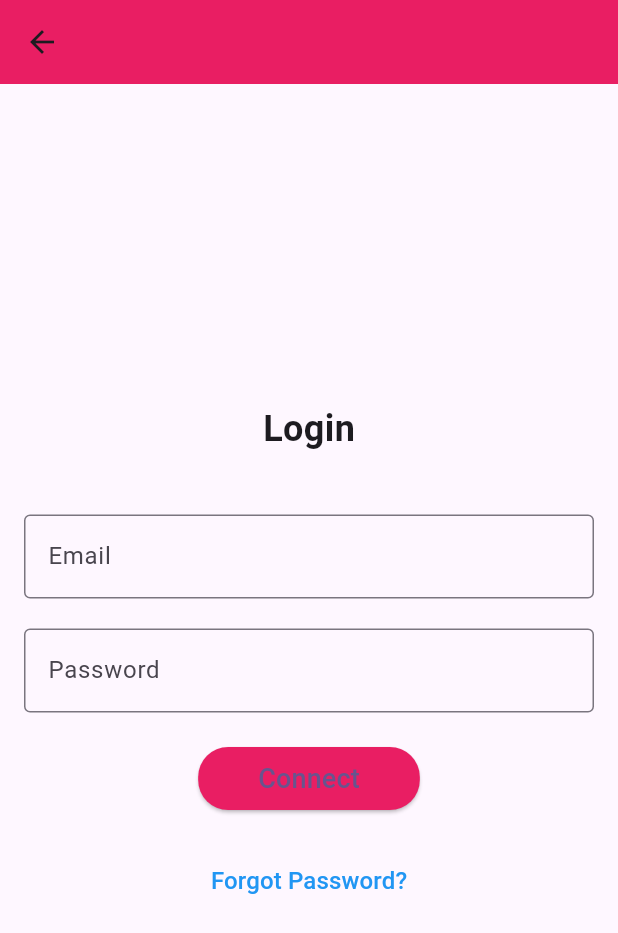
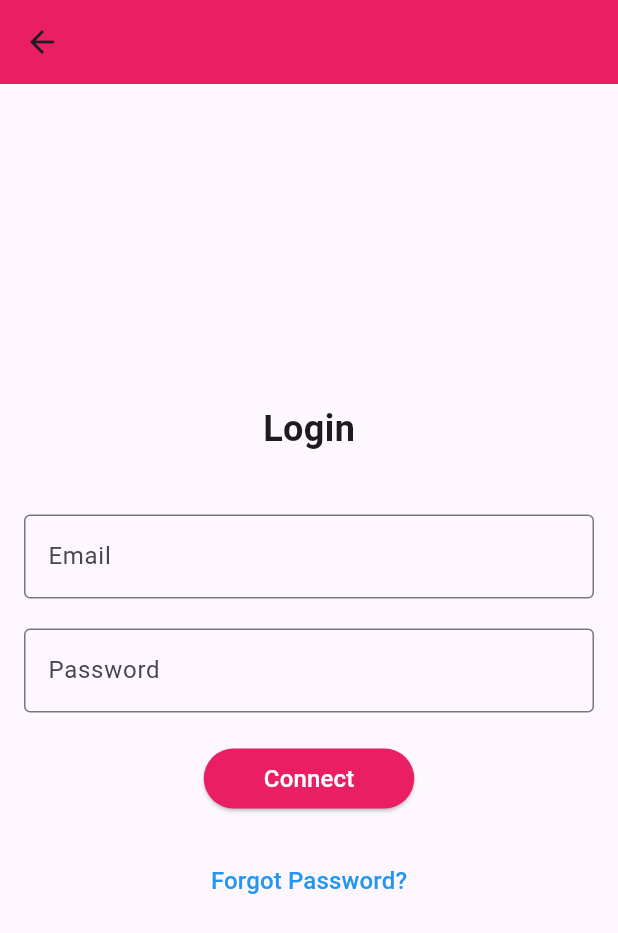
Before and after one commit to siwar630/To_Do_List-Flutter-, a Flutter app: the screen it shows after launch, after a tap on "Login", on a phone screen of 412 x 824 dp. Shown: the top 933 px of the screen. Run offline on Flutter 3.47's test engine with Material 3 defaults, Android fonts, the phone set to English and light mode, and no system bars; our stand-ins replace firebase_auth, firebase_core; accounts and stored records are empty.

Commit message:
Initial commit

```diff
--- a/lib/SignIn.dart
+++ b/lib/SignIn.dart
@@ -1,6 +1,40 @@
 import 'package:flutter/material.dart';
+import 'package:firebase_auth/firebase_auth.dart';
+import 'package:flutter_app/Home.dart';
 
-class SignIn extends StatelessWidget {
+class SignIn extends StatefulWidget {
+  @override
+  _SignInState createState() => _SignInState();
+}
+
+class _SignInState extends State<SignIn> {
+  final FirebaseAuth _auth = FirebaseAuth.instance;
+  final TextEditingController _emailController = TextEditingController();
+  final TextEditingController _passwordController = TextEditingController();
+
+  Future<void> _signInWithEmailAndPassword() async {
+    try {
+      final String email = _emailController.text.trim();
+      final String password = _passwordController.text.trim();
+
+      if (email.isNotEmpty && password.isNotEmpty) {
+        UserCredential userCredential = await _auth.signInWithEmailAndPassword(
+          email: email,
+          password: password,
+        );
+
+        if (userCredential.user != null) {
+          Navigator.pushReplacement(
+            context,
+            MaterialPageRoute(builder: (context) => Home()),
+          );
+        }
+      }
+    } catch (e) {
+      print('Sign-in error: $e');
+    }
+  }
+
   @override
   Widget build(BuildContext context) {
     return Scaffold(
@@ -19,6 +53,7 @@ class SignIn extends StatelessWidget {
             ),
             SizedBox(height: 40),
             TextFormField(
+              controller: _emailController,
               decoration: InputDecoration(
                 labelText: 'Email',
                 border: OutlineInputBorder(),
@@ -26,6 +61,7 @@ class SignIn extends StatelessWidget {
             ),
             SizedBox(height: 20),
             TextFormField(
+              controller: _passwordController,
               decoration: InputDecoration(
                 labelText: 'Password',
                 border: OutlineInputBorder(),
@@ -34,18 +70,16 @@ class SignIn extends StatelessWidget {
             ),
             SizedBox(height: 20),
             ElevatedButton(
-              onPressed: () {
-                // Add login logic here
-              },
+              onPressed: _signInWithEmailAndPassword,
               child: Padding(
                 padding: EdgeInsets.symmetric(horizontal: 16.0, vertical: 8.0),
                 child: Text(
                   'Connect',
-                  style: TextStyle(fontSize: 18),
+                  style: TextStyle(fontSize: 16, color: Colors.white),
                 ),
               ),
               style: ElevatedButton.styleFrom(
-                backgroundColor: Colors.pink, // Modify the color of the "Connect" button here
+                backgroundColor: Colors.pink,
                 shape: RoundedRectangleBorder(
                   borderRadius: BorderRadius.circular(20),
                 ),
@@ -58,7 +92,7 @@ class SignIn extends StatelessWidget {
               },
               child: Text(
                 'Forgot Password?',
-                style: TextStyle(fontSize: 16, color: Colors.blue), // Modify the text color here
+                style: TextStyle(fontSize: 16, color: Colors.blue),
               ),
             ),
           ],
--- a/lib/home.dart
+++ b/lib/home.dart
@@ -6,7 +6,7 @@ class Home extends StatelessWidget {
   Widget build(BuildContext context) {
     return Scaffold(
       appBar: AppBar(
-        title: Text('Welcome'),
+        title: Text('Home'),
         centerTitle: true,
         backgroundColor: Colors.pink,
       ),
@@ -17,8 +17,8 @@ class Home extends StatelessWidget {
             mainAxisAlignment: MainAxisAlignment.center,
             children: [
               Text(
-                '',
-                style: TextStyle(fontSize: 24, fontWeight: FontWeight.bold),
+                'Organize Your Day',
+                style: TextStyle(fontSize: 30, fontWeight: FontWeight.bold),
               ),
               SizedBox(height: 40),
               Image.asset(
@@ -38,7 +38,7 @@ class Home extends StatelessWidget {
                   padding: EdgeInsets.symmetric(horizontal: 16.0, vertical: 8.0),
                   child: Text(
                     'Login',
-                    style: TextStyle(fontSize: 18),
+                    style: TextStyle(fontSize: 16, color: Colors.white),
                   ),
                 ),
                 style: ElevatedButton.styleFrom(
@@ -49,13 +49,21 @@ class Home extends StatelessWidget {
                 ),
               ),
               SizedBox(height: 20),
-              TextButton(
-                onPressed: () {
+              GestureDetector(
+                onTap: () {
                   Navigator.pushNamed(context, '/signup');
                 },
-                child: Text(
-                  'Create an account',
-                  style: TextStyle(fontSize: 16, color: Colors.purple),
+                child: RichText(
+                  text: TextSpan(
+                    text: "Don't have an account? ",
+                    style: TextStyle(fontSize: 16, color: Colors.black),
+                    children: [
+                      TextSpan(
+                        text: 'Sign Up',
+                        style: TextStyle(fontSize: 16, color: Colors.greenAccent[400], fontWeight: FontWeight.bold),
+                      ),
+                    ],
+                  ),
                 ),
               ),
             ],
```
Also changed, not shown: lib/SignUp.dart (+37 -5 lines).
